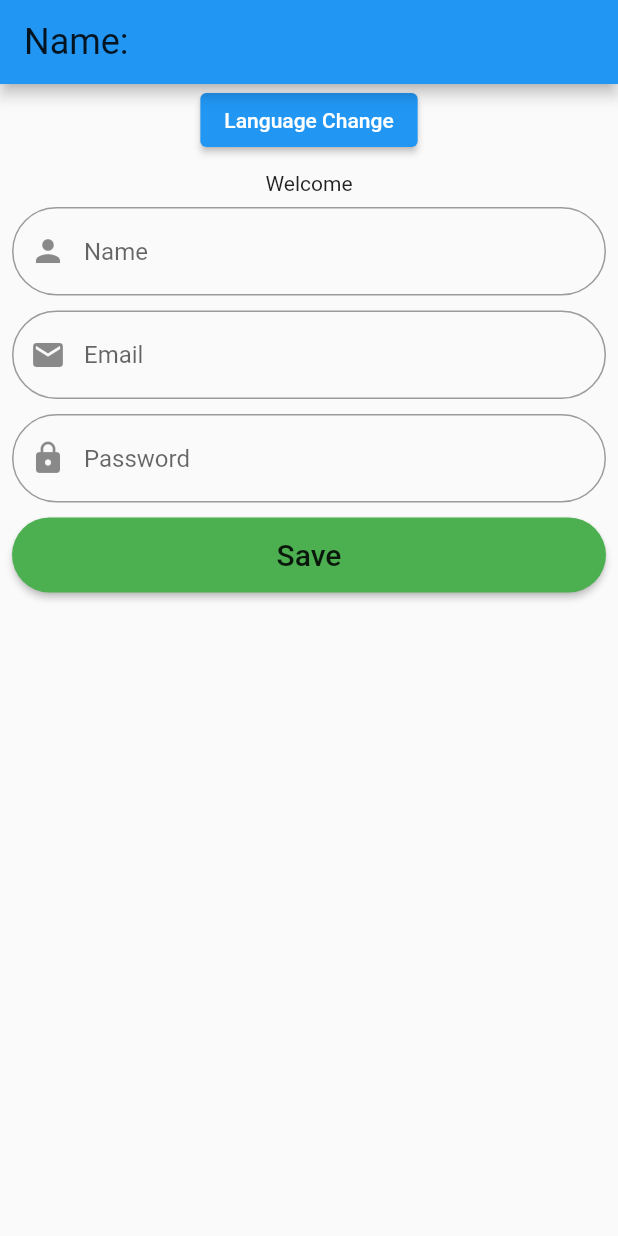
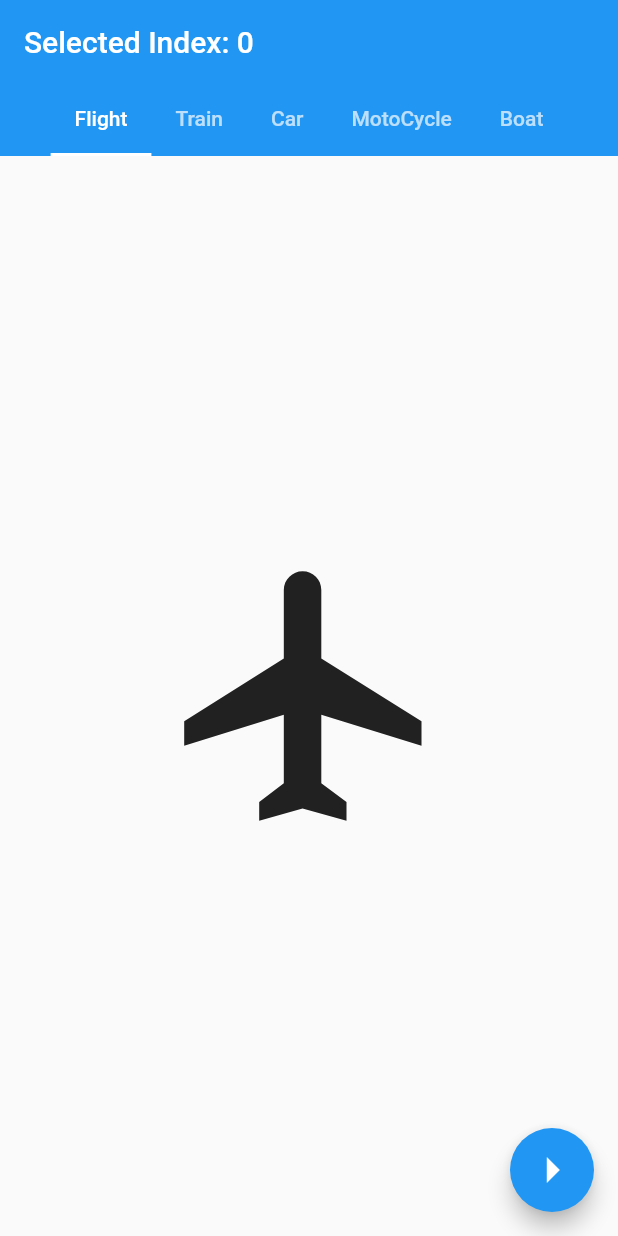
Before and after one commit to hakanpeksen/get_form, a Flutter app: the screen it shows after launch, on a phone screen of 412 x 824 dp. Run offline on Flutter 3.47's test engine with Material 2 defaults, Android fonts, the phone set to English and light mode, and no system bars; our stand-ins replace get, get_storage.

Commit message:
floating button click olunca  TabBarView  animasyon geçişi eklendi

```diff
--- a/lib/main.dart
+++ b/lib/main.dart
@@ -4,7 +4,7 @@ import 'package:get_storage/get_storage.dart';
 
 import 'core/app_translations.dart';
 import 'login_form/controller/login_controller.dart';
-import 'login_form/view/login_view.dart';
+import 'tabbar/tabbar_view.dart';
 
 void main() async {
   await GetStorage.init();
@@ -20,7 +20,7 @@ class MyApp extends StatelessWidget {
   Widget build(BuildContext context) {
     return GetMaterialApp(
       title: 'Get Form',
-      home: const LoginView(),
+      home: const TabBarComponent(),
       translations: AppTranslations(),
       locale: appCtrl.language.value,
       fallbackLocale: const Locale('en'),
--- /dev/null
+++ b/lib/tabbar/tabbar_view.dart
@@ -0,0 +1,110 @@
+import 'package:flutter/material.dart';
+
+class TabBarComponent extends StatefulWidget {
+  const TabBarComponent({Key? key}) : super(key: key);
+
+  @override
+  State<TabBarComponent> createState() => _TabBarComponentState();
+}
+
+class _TabBarComponentState extends State<TabBarComponent> with TickerProviderStateMixin {
+  final List<Tab> travel = <Tab>[
+    const Tab(icon: Icon(Icons.flight)),
+    const Tab(icon: Icon(Icons.directions_transit)),
+    const Tab(icon: Icon(Icons.directions_car)),
+    const Tab(icon: Icon(Icons.motorcycle)),
+    const Tab(icon: Icon(Icons.houseboat))
+  ];
+
+  late final TabController _tabController;
+  late final AnimationController _controller;
+  int _selectedIndex = 0;
+
+  @override
+  void initState() {
+    super.initState();
+
+    _tabController = TabController(length: travel.length, vsync: this);
+
+    _controller = AnimationController(
+      vsync: this,
+      duration: const Duration(milliseconds: 1000),
+      value: 1,
+    );
+
+    _tabController.addListener(() {
+      if (_tabController.indexIsChanging) {
+        _controller.forward(from: 0.5);
+      }
+      // floating button click olunca selectedIndex i güncelliyor
+      setState(() {
+        _selectedIndex = _tabController.index;
+      });
+    });
+  }
+
+  @override
+  void dispose() {
+    _tabController.dispose();
+    super.dispose();
+  }
+
+  @override
+  Widget build(BuildContext context) {
+    return DefaultTabController(
+      length: travel.length,
+      child: Scaffold(
+        body: NestedScrollView(
+          headerSliverBuilder: (BuildContext context, bool innerBoxIsScrolled) {
+            return [
+              SliverAppBar(
+                title: Text('Selected Index: ${_selectedIndex.toString()}'),
+                pinned: true,
+                floating: true,
+                bottom: TabBar(
+                  onTap: (int index) {
+                    setState(() {
+                      _selectedIndex = index;
+                      // print(_selectedIndex);
+                    });
+                  },
+                  isScrollable: true,
+                  tabs: const [
+                    Tab(child: Text('Flight')),
+                    Tab(child: Text('Train')),
+                    Tab(child: Text('Car')),
+                    Tab(child: Text('MotoCycle')),
+                    Tab(child: Text('Boat')),
+                  ],
+                ),
+              ),
+            ];
+          },
+          body: ScaleTransition(
+            scale: _controller,
+            child: TabBarView(
+              controller: _tabController,
+              children: const [
+                Icon(Icons.flight, size: 200),
+                Icon(Icons.directions_transit, size: 200),
+                Icon(Icons.directions_car, size: 200),
+                Icon(Icons.motorcycle, size: 200),
+                Icon(Icons.houseboat, size: 200),
+              ],
+            ),
+          ),
+        ),
+        floatingActionButton: FloatingActionButton(
+            child: const Icon(Icons.arrow_right, size: 40),
+            onPressed: () {
+              // son index e gelince başa döner
+              if (_selectedIndex == travel.length - 1) {
+                _selectedIndex = -1;
+              }
+              // body icon geçişlerini yapar
+              _tabController.animateTo(_selectedIndex += 1);
+            }),
+      ),
+    );
+  }
+}
```
